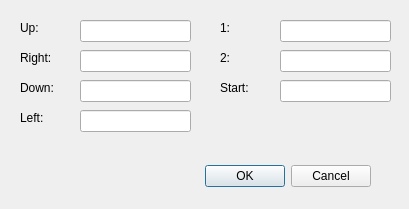
The window that platforms/qt-shared/InputSettings.ui (drhelius/Gearsystem) describes before a commit, drawn with Qt 5.
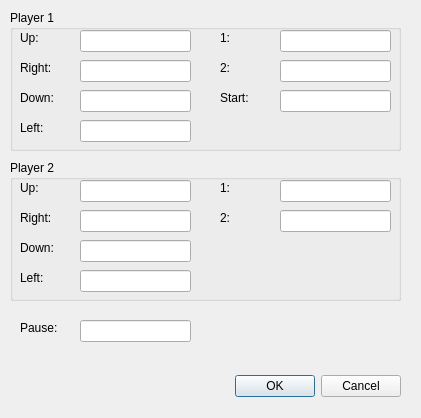
The same window after the commit.

Commit message: input settings window updated for 2 players

```diff
--- a/platforms/qt-shared/InputSettings.ui
+++ b/platforms/qt-shared/InputSettings.ui
@@ -9,8 +9,8 @@
    <rect>
     <x>0</x>
     <y>0</y>
-    <width>409</width>
-    <height>209</height>
+    <width>421</width>
+    <height>418</height>
    </rect>
   </property>
   <property name="windowTitle">
@@ -22,8 +22,8 @@
   <widget class="QDialogButtonBox" name="buttonBox">
    <property name="geometry">
     <rect>
-     <x>30</x>
-     <y>160</y>
+     <x>60</x>
+     <y>370</y>
      <width>341</width>
      <height>32</height>
     </rect>
@@ -35,23 +35,32 @@
     <set>QDialogButtonBox::Cancel|QDialogButtonBox::Ok</set>
    </property>
   </widget>
-  <widget class="QLineEdit" name="lineEditUp">
+  <widget class="QGroupBox" name="groupBox">
    <property name="geometry">
     <rect>
-     <x>80</x>
+     <x>10</x>
+     <y>10</y>
+     <width>391</width>
+     <height>141</height>
+    </rect>
+   </property>
+   <property name="title">
+    <string>Player 1</string>
+   </property>
+   <widget class="QLineEdit" name="lineEdit1">
+    <property name="geometry">
+     <rect>
+      <x>270</x>
      <y>20</y>
      <width>111</width>
      <height>22</height>
     </rect>
    </property>
-   <property name="readOnly">
-    <bool>false</bool>
-   </property>
   </widget>
   <widget class="QLabel" name="label">
    <property name="geometry">
     <rect>
-     <x>20</x>
+      <x>10</x>
      <y>20</y>
      <width>62</width>
      <height>16</height>
@@ -61,59 +70,23 @@
     <string>Up:</string>
    </property>
   </widget>
-  <widget class="QLabel" name="label_2">
+   <widget class="QLineEdit" name="lineEditUp">
    <property name="geometry">
     <rect>
-     <x>20</x>
-     <y>50</y>
-     <width>62</width>
-     <height>16</height>
-    </rect>
-   </property>
-   <property name="text">
-    <string>Right:</string>
-   </property>
-  </widget>
-  <widget class="QLabel" name="label_3">
-   <property name="geometry">
-    <rect>
-     <x>20</x>
-     <y>80</y>
-     <width>62</width>
-     <height>16</height>
-    </rect>
-   </property>
-   <property name="text">
-    <string>Down:</string>
-   </property>
-  </widget>
-  <widget class="QLabel" name="label_4">
-   <property name="geometry">
-    <rect>
-     <x>20</x>
-     <y>110</y>
-     <width>62</width>
-     <height>16</height>
-    </rect>
-   </property>
-   <property name="text">
-    <string>Left:</string>
-   </property>
-  </widget>
-  <widget class="QLineEdit" name="lineEditRight">
-   <property name="geometry">
-    <rect>
-     <x>80</x>
-     <y>50</y>
+      <x>70</x>
+      <y>20</y>
      <width>111</width>
      <height>22</height>
     </rect>
    </property>
+    <property name="readOnly">
+     <bool>false</bool>
+    </property>
   </widget>
   <widget class="QLineEdit" name="lineEditDown">
    <property name="geometry">
     <rect>
-     <x>80</x>
+      <x>70</x>
      <y>80</y>
      <width>111</width>
      <height>22</height>
@@ -123,30 +96,40 @@
   <widget class="QLineEdit" name="lineEditLeft">
    <property name="geometry">
     <rect>
-     <x>80</x>
+      <x>70</x>
      <y>110</y>
      <width>111</width>
      <height>22</height>
     </rect>
    </property>
   </widget>
-  <widget class="QLabel" name="label_5">
+   <widget class="QLabel" name="label_2">
    <property name="geometry">
     <rect>
-     <x>220</x>
+      <x>10</x>
      <y>50</y>
      <width>62</width>
      <height>16</height>
     </rect>
    </property>
    <property name="text">
-    <string>2:</string>
+     <string>Right:</string>
+    </property>
+   </widget>
+   <widget class="QLineEdit" name="lineEditRight">
+    <property name="geometry">
+     <rect>
+      <x>70</x>
+      <y>50</y>
+      <width>111</width>
+      <height>22</height>
+     </rect>
    </property>
   </widget>
   <widget class="QLineEdit" name="lineEdit2">
    <property name="geometry">
     <rect>
-     <x>280</x>
+      <x>270</x>
      <y>50</y>
      <width>111</width>
      <height>22</height>
@@ -156,7 +139,7 @@
   <widget class="QLabel" name="label_6">
    <property name="geometry">
     <rect>
-     <x>220</x>
+      <x>210</x>
      <y>20</y>
      <width>62</width>
      <height>16</height>
@@ -166,10 +149,59 @@
     <string>1:</string>
    </property>
   </widget>
+   <widget class="QLineEdit" name="lineEditStart">
+    <property name="geometry">
+     <rect>
+      <x>270</x>
+      <y>80</y>
+      <width>111</width>
+      <height>22</height>
+     </rect>
+    </property>
+   </widget>
+   <widget class="QLabel" name="label_4">
+    <property name="geometry">
+     <rect>
+      <x>10</x>
+      <y>110</y>
+      <width>62</width>
+      <height>16</height>
+     </rect>
+    </property>
+    <property name="text">
+     <string>Left:</string>
+    </property>
+   </widget>
+   <widget class="QLabel" name="label_5">
+    <property name="geometry">
+     <rect>
+      <x>210</x>
+      <y>50</y>
+      <width>62</width>
+      <height>16</height>
+     </rect>
+    </property>
+    <property name="text">
+     <string>2:</string>
+    </property>
+   </widget>
+   <widget class="QLabel" name="label_3">
+    <property name="geometry">
+     <rect>
+      <x>10</x>
+      <y>80</y>
+      <width>62</width>
+      <height>16</height>
+     </rect>
+    </property>
+    <property name="text">
+     <string>Down:</string>
+    </property>
+   </widget>
   <widget class="QLabel" name="label_7">
    <property name="geometry">
     <rect>
-     <x>220</x>
+      <x>210</x>
      <y>80</y>
      <width>62</width>
      <height>16</height>
@@ -179,24 +211,185 @@
     <string>Start:</string>
    </property>
   </widget>
-  <widget class="QLineEdit" name="lineEditStart">
+  </widget>
+  <widget class="QGroupBox" name="groupBox_2">
    <property name="geometry">
     <rect>
-     <x>280</x>
+     <x>10</x>
+     <y>160</y>
+     <width>391</width>
+     <height>141</height>
+    </rect>
+   </property>
+   <property name="title">
+    <string>Player 2</string>
+   </property>
+   <widget class="QLineEdit" name="lineEdit1_2">
+    <property name="geometry">
+     <rect>
+      <x>270</x>
+      <y>20</y>
+      <width>111</width>
+      <height>22</height>
+     </rect>
+    </property>
+   </widget>
+   <widget class="QLabel" name="label_8">
+    <property name="geometry">
+     <rect>
+      <x>10</x>
+      <y>20</y>
+      <width>62</width>
+      <height>16</height>
+     </rect>
+    </property>
+    <property name="text">
+     <string>Up:</string>
+    </property>
+   </widget>
+   <widget class="QLineEdit" name="lineEditUp_2">
+    <property name="geometry">
+     <rect>
+      <x>70</x>
+      <y>20</y>
+      <width>111</width>
+      <height>22</height>
+     </rect>
+    </property>
+    <property name="readOnly">
+     <bool>false</bool>
+    </property>
+   </widget>
+   <widget class="QLineEdit" name="lineEditDown_2">
+    <property name="geometry">
+     <rect>
+      <x>70</x>
      <y>80</y>
      <width>111</width>
      <height>22</height>
     </rect>
    </property>
   </widget>
-  <widget class="QLineEdit" name="lineEdit1">
+   <widget class="QLineEdit" name="lineEditLeft_2">
    <property name="geometry">
     <rect>
-     <x>280</x>
+      <x>70</x>
+      <y>110</y>
+      <width>111</width>
+      <height>22</height>
+     </rect>
+    </property>
+   </widget>
+   <widget class="QLabel" name="label_9">
+    <property name="geometry">
+     <rect>
+      <x>10</x>
+      <y>50</y>
+      <width>62</width>
+      <height>16</height>
+     </rect>
+    </property>
+    <property name="text">
+     <string>Right:</string>
+    </property>
+   </widget>
+   <widget class="QLineEdit" name="lineEditRight_2">
+    <property name="geometry">
+     <rect>
+      <x>70</x>
+      <y>50</y>
+      <width>111</width>
+      <height>22</height>
+     </rect>
+    </property>
+   </widget>
+   <widget class="QLineEdit" name="lineEdit2_2">
+    <property name="geometry">
+     <rect>
+      <x>270</x>
+      <y>50</y>
+      <width>111</width>
+      <height>22</height>
+     </rect>
+    </property>
+   </widget>
+   <widget class="QLabel" name="label_10">
+    <property name="geometry">
+     <rect>
+      <x>210</x>
      <y>20</y>
+      <width>62</width>
+      <height>16</height>
+     </rect>
+    </property>
+    <property name="text">
+     <string>1:</string>
+    </property>
+   </widget>
+   <widget class="QLabel" name="label_11">
+    <property name="geometry">
+     <rect>
+      <x>10</x>
+      <y>110</y>
+      <width>62</width>
+      <height>16</height>
+     </rect>
+    </property>
+    <property name="text">
+     <string>Left:</string>
+    </property>
+   </widget>
+   <widget class="QLabel" name="label_12">
+    <property name="geometry">
+     <rect>
+      <x>210</x>
+      <y>50</y>
+      <width>62</width>
+      <height>16</height>
+     </rect>
+    </property>
+    <property name="text">
+     <string>2:</string>
+    </property>
+   </widget>
+   <widget class="QLabel" name="label_13">
+    <property name="geometry">
+     <rect>
+      <x>10</x>
+      <y>80</y>
+      <width>62</width>
+      <height>16</height>
+     </rect>
+    </property>
+    <property name="text">
+     <string>Down:</string>
+    </property>
+   </widget>
+  </widget>
+  <widget class="QLineEdit" name="lineEditPause">
+   <property name="geometry">
+    <rect>
+     <x>80</x>
+     <y>320</y>
      <width>111</width>
      <height>22</height>
     </rect>
+   </property>
+   <property name="text">
+    <string/>
+   </property>
+  </widget>
+  <widget class="QLabel" name="label_15">
+   <property name="geometry">
+    <rect>
+     <x>20</x>
+     <y>320</y>
+     <width>62</width>
+     <height>16</height>
+    </rect>
+   </property>
+   <property name="text">
+    <string>Pause:</string>
    </property>
   </widget>
  </widget>
```
Lines whose indentation alone changed are shown as unchanged.
